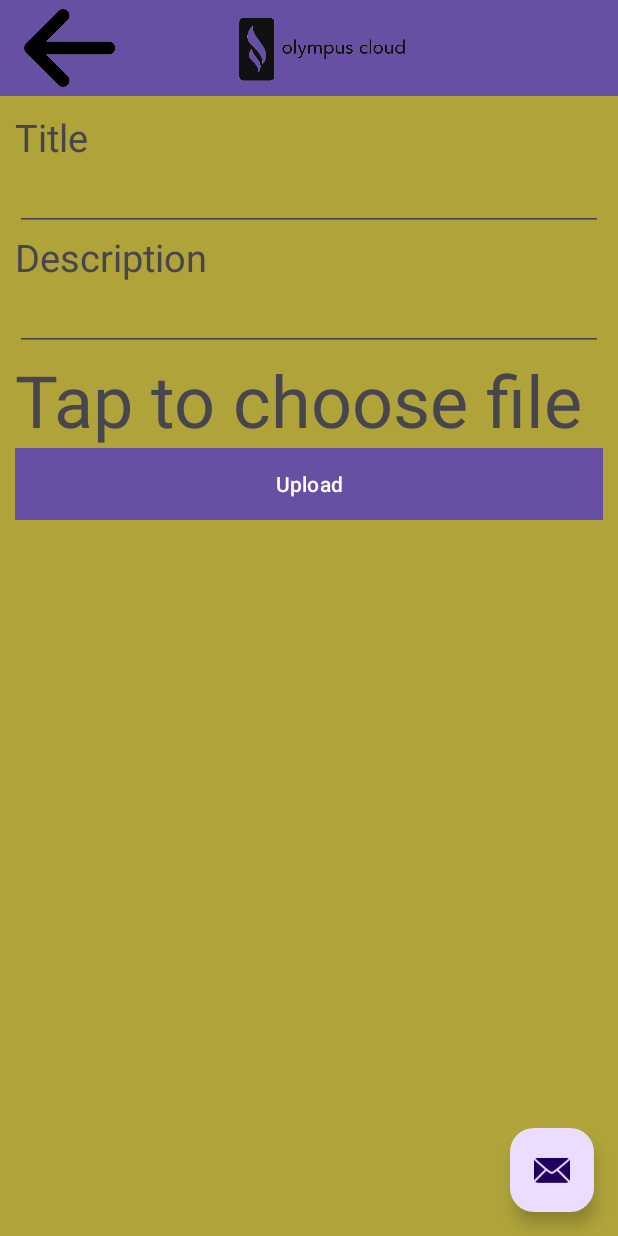
After one commit to balsharif2023/Group9, an Android app: the MediaUploader screen opened through its navigation route, on a phone screen of 412 x 824 dp. The commit adds this screen. Run offline under Robolectric (Android 15) with nearby library versions, the phone set to English and light mode, and no system bars; our stand-ins replace Volley, navigation-ui.

Commit message:
Added media uploader page with file picker and file preview.

```diff
--- /dev/null
+++ b/src/main/java/com/example/secureonlinesharing/MediaUploader.java
@@ -0,0 +1,159 @@
+package com.example.secureonlinesharing;
+
+import android.content.Intent;
+import android.net.Uri;
+import android.os.Bundle;
+import android.provider.DocumentsContract;
+import android.view.LayoutInflater;
+import android.view.View;
+import android.view.ViewGroup;
+import android.widget.ImageButton;
+
+import androidx.activity.result.ActivityResultCallback;
+import androidx.activity.result.ActivityResultLauncher;
+import androidx.activity.result.contract.ActivityResultContracts;
+import androidx.annotation.NonNull;
+import androidx.fragment.app.Fragment;
+import androidx.navigation.fragment.NavHostFragment;
+
+import com.example.secureonlinesharing.databinding.MediaUploaderBinding;
+
+import java.io.FileNotFoundException;
+import java.io.IOException;
+import java.io.InputStream;
+
+public class MediaUploader extends Fragment {
+
+    private MediaUploaderBinding binding;
+
+
+
+    // GetContent creates an ActivityResultLauncher<String> to let you pass
+// in the mime type you want to let the user select
+    private ActivityResultLauncher<String> mGetContent = registerForActivityResult(new ActivityResultContracts.GetContent(),
+            new ActivityResultCallback<Uri>() {
+                @Override
+                public void onActivityResult(Uri uri) {
+                    // Handle the returned Uri
+                    try {
+                        InputStream inputStream =
+                                getActivity().getContentResolver().openInputStream(uri);
+                        DocumentViewer.openPdfFromRaw(getActivity(),binding.mediaUploadPreview,inputStream,0);
+                    } catch (FileNotFoundException e) {
+                        throw new RuntimeException(e);
+                    } catch (IOException e) {
+                        throw new RuntimeException(e);
+                    }
+
+                }
+            });
+
+
+
+    @Override
+    public View onCreateView(
+            LayoutInflater inflater, ViewGroup container,
+            Bundle savedInstanceState
+    ) {
+
+        binding = MediaUploaderBinding.inflate(inflater, container, false);
+        getActivity().setTitle("Olympus");
+        return binding.getRoot();
+
+    }
+
+    public void onViewCreated(@NonNull View view, Bundle savedInstanceState) {
+        super.onViewCreated(view, savedInstanceState);
+        //((MainActivity) getActivity()).backButton.setVisibility(View.INVISIBLE);
+       ImageButton backButton = getActivity().findViewById(R.id.backButton);
+        if (backButton!= null)
+        {
+            backButton.setVisibility(View.VISIBLE);
+            backButton.setOnClickListener(new View.OnClickListener() {
+                @Override
+                public void onClick(View view) {
+                    NavHostFragment.findNavController(MediaUploader.this)
+                            .navigate(R.id.action_mediaUploader_to_SecondFragment);
+
+                }
+            });
+        }
+
+        binding.filePicker.setOnClickListener(new View.OnClickListener() {
+             @Override
+             public void onClick(View view) {
+                 mGetContent.launch("application/pdf");
+
+             }
+
+         });
+        binding.mediaUploadButton.setOnClickListener(new View.OnClickListener() {
+            @Override
+            public void onClick(View view)
+            {
+
+                // getting a new volley request queue for making new requests
+               /* RequestQueue volleyQueue = Volley.newRequestQueue(getActivity());
+                // url of the api through which we get random dog images
+                String url = "https://innshomebase.com/securefilesharing/develop/battus/v1/controller/registerLogin/registerLogin.php?userId=1";
+
+                // since the response we get from the api is in JSON, we
+                // need to use `JsonObjectRequest` for parsing the
+                // request response
+              //  try {
+
+                    JsonObjectRequest jsonObjectRequest = new JsonObjectRequest(
+                            // we are using GET HTTP request method
+                            Request.Method.GET,
+                            // url we want to send the HTTP request to
+                            url,
+                            // this parameter is used to send a JSON object to the
+                            // server, since this is not required in our case,
+                            // we are keeping it `null`
+                          //  new JSONObject("{userId:1}"),
+                            null,
+
+                            // lambda function for handling the case
+                            // when the HTTP request succeeds
+                            (Response.Listener<JSONObject>) response -> {
+                                // get the image url from the JSON object
+                                String message;
+                                try {
+                                    message = response.getString("message");
+                                    // load the image into the ImageView using Glide.
+                                     //binding.textviewFirst.setText(message);
+                                } catch (JSONException e) {
+                                    e.printStackTrace();
+                                }
+                            },
+
+                            // lambda function for handling the case
+                            // when the HTTP request fails
+                            (Response.ErrorListener) error -> {
+                                // make a Toast telling the user
+                                // that something went wrong
+                                //     Toast.makeText(getActivity(), "Some error occurred! Cannot fetch dog image", Toast.LENGTH_LONG).show();
+                                // log the error message in the error stream
+                                //    Log.e("MainActivity", "loadDogImage error: ${error.localizedMessage}");
+                            }
+                    );
+                    // add the json request object created above
+                    // to the Volley request queue
+                    volleyQueue.add(jsonObjectRequest);
+                //} // catch(JSONException e){} */
+
+            }
+
+        });
+    }
+
+
+
+
+    @Override
+    public void onDestroyView() {
+        super.onDestroyView();
+        binding = null;
+    }
+
+}
--- a/src/main/res/layout/document_viewer.xml
+++ b/src/main/res/layout/document_viewer.xml
@@ -44,7 +44,7 @@
                 android:orientation="horizontal">
 
                 <ImageButton
-                    android:id="@+id/pdfForwardButton"
+                    android:id="@+id/pdfBackButton"
                     android:layout_width="wrap_content"
                     android:layout_height="50dp"
                     android:adjustViewBounds="true"
@@ -52,7 +52,7 @@
                     android:src="@drawable/leftarrow" />
 
                 <ImageButton
-                    android:id="@+id/pdfBackButton"
+                    android:id="@+id/pdfForwardButton"
                     android:layout_width="wrap_content"
                     android:layout_height="50dp"
                     android:adjustViewBounds="true"
--- /dev/null
+++ b/src/main/res/layout/media_uploader.xml
@@ -0,0 +1,99 @@
+<?xml version="1.0" encoding="utf-8"?>
+<androidx.core.widget.NestedScrollView xmlns:android="http://schemas.android.com/apk/res/android"
+    xmlns:app="http://schemas.android.com/apk/res-auto"
+    xmlns:tools="http://schemas.android.com/tools"
+    android:layout_width="match_parent"
+    android:layout_height="match_parent"
+    tools:context=".MediaUploader">
+
+
+    <LinearLayout
+        android:layout_width="match_parent"
+        android:layout_height="match_parent"
+        android:layout_margin="10dp"
+        android:orientation="vertical"
+        tools:layout_editor_absoluteX="16dp"
+        tools:layout_editor_absoluteY="310dp">
+
+        <LinearLayout
+            android:layout_width="match_parent"
+            android:layout_height="match_parent"
+            android:orientation="vertical">
+
+            <TextView
+                android:id="@+id/mediaTitleLabel"
+                android:layout_width="wrap_content"
+                android:layout_height="wrap_content"
+                android:gravity="center"
+                android:text="@string/media_title_label"
+                android:textSize="25sp" />
+
+            <EditText
+                android:id="@+id/mediaTitleInput"
+                android:layout_width="match_parent"
+                android:layout_height="wrap_content"
+                android:layout_weight="1"
+                android:ellipsize="end"
+                android:ems="10"
+                android:inputType="text" />
+        </LinearLayout>
+
+        <LinearLayout
+            android:layout_width="match_parent"
+            android:layout_height="match_parent"
+            android:orientation="vertical">
+
+            <TextView
+                android:id="@+id/mediaDescriptionLabel"
+                android:layout_width="wrap_content"
+                android:layout_height="wrap_content"
+                android:gravity="center"
+                android:text="@string/media_description_label"
+                android:textSize="25sp" />
+
+            <EditText
+                android:id="@+id/mediaDescriptionInput"
+                android:layout_width="match_parent"
+                android:layout_height="wrap_content"
+                android:layout_weight="1"
+                android:ellipsize="end"
+                android:ems="10"
+                android:inputType="text" />
+        </LinearLayout>
+
+
+        <LinearLayout
+            android:layout_width="match_parent"
+            android:layout_height="match_parent"
+            android:orientation="vertical">
+
+            <TextView
+                android:id="@+id/filePicker"
+                android:layout_width="match_parent"
+                android:layout_height="wrap_content"
+                android:layout_weight="1"
+                android:text="@string/media_picker_label"
+                android:textSize="48sp" />
+
+            <ImageView
+                android:id="@+id/mediaUploadPreview"
+                android:layout_width="100dp"
+                android:layout_height="wrap_content"
+                android:layout_weight="1"
+                android:adjustViewBounds="true"
+                android:scaleType="fitXY" />
+
+            <Button
+                android:id="@+id/mediaUploadButton"
+                android:layout_width="match_parent"
+                android:layout_height="wrap_content"
+                android:layout_weight="1"
+                android:background="@color/gold"
+                android:paddingLeft="80dp"
+                android:paddingRight="80dp"
+                android:text="@string/media_upload_button_label" />
+        </LinearLayout>
+    </LinearLayout>
+
+
+</androidx.core.widget.NestedScrollView>
--- a/src/main/res/navigation/nav_graph.xml
+++ b/src/main/res/navigation/nav_graph.xml
@@ -33,6 +33,9 @@
         <action
             android:id="@+id/action_SecondFragment_to_documentViewer"
             app:destination="@id/documentViewer" />
+        <action
+            android:id="@+id/action_SecondFragment_to_mediaUploader"
+            app:destination="@id/mediaUploader" />
     </fragment>
     <fragment
         android:id="@+id/thirdFragment"
@@ -61,4 +64,13 @@
             android:id="@+id/action_documentViewer_to_SecondFragment"
             app:destination="@id/SecondFragment" />
     </fragment>
+    <fragment
+        android:id="@+id/mediaUploader"
+        android:name="com.example.secureonlinesharing.MediaUploader"
+        android:label="media_uploader"
+        tools:layout="@layout/media_uploader" >
+        <action
+            android:id="@+id/action_mediaUploader_to_SecondFragment"
+            app:destination="@id/SecondFragment" />
+    </fragment>
 </navigation>
--- a/src/main/res/values/strings.xml
+++ b/src/main/res/values/strings.xml
@@ -57,4 +57,7 @@
     <string name="last_name_label">Last Name</string>
     <string name="password_confirm_label">Confirm Password</string>
     <string name="create_account">Create Account</string>
+    <string name="media_title_label">Title</string>
+    <string name="media_upload_button_label">Upload</string>
+    <string name="media_picker_label">Tap to choose file</string>
 </resources>
```
Also changed, not shown: src/main/java/com/example/secureonlinesharing/DocumentViewer.java (+32 -27 lines), src/main/java/com/example/secureonlinesharing/SecondFragment.java (+9 -0 lines), src/main/res/layout/fragment_second.xml (+9 -0 lines), 1 other file.
